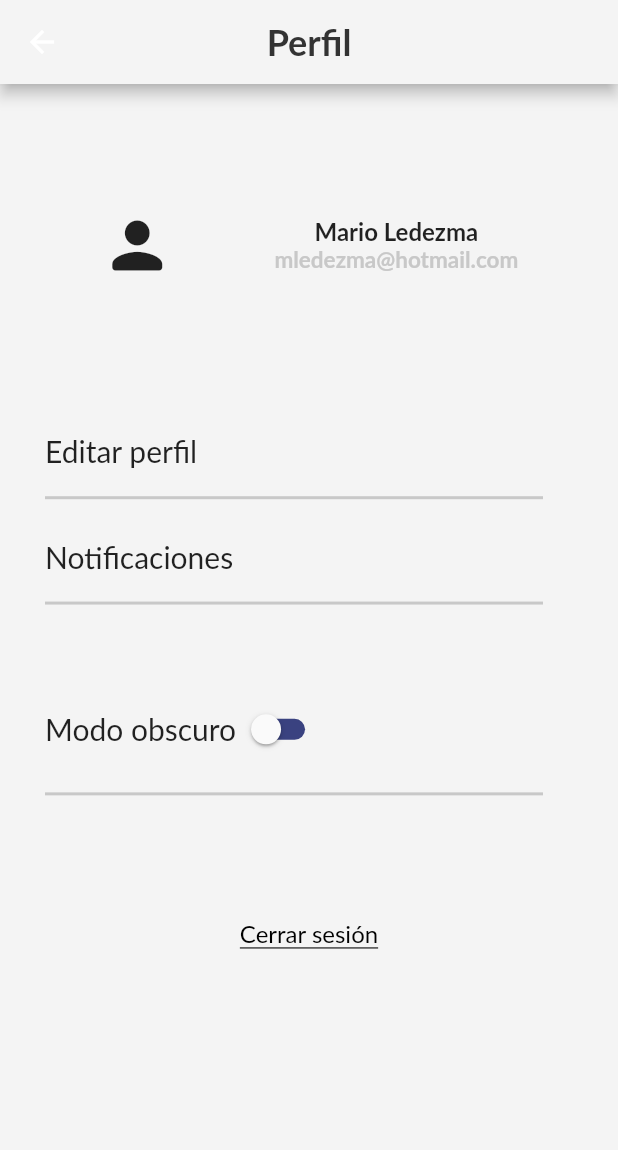
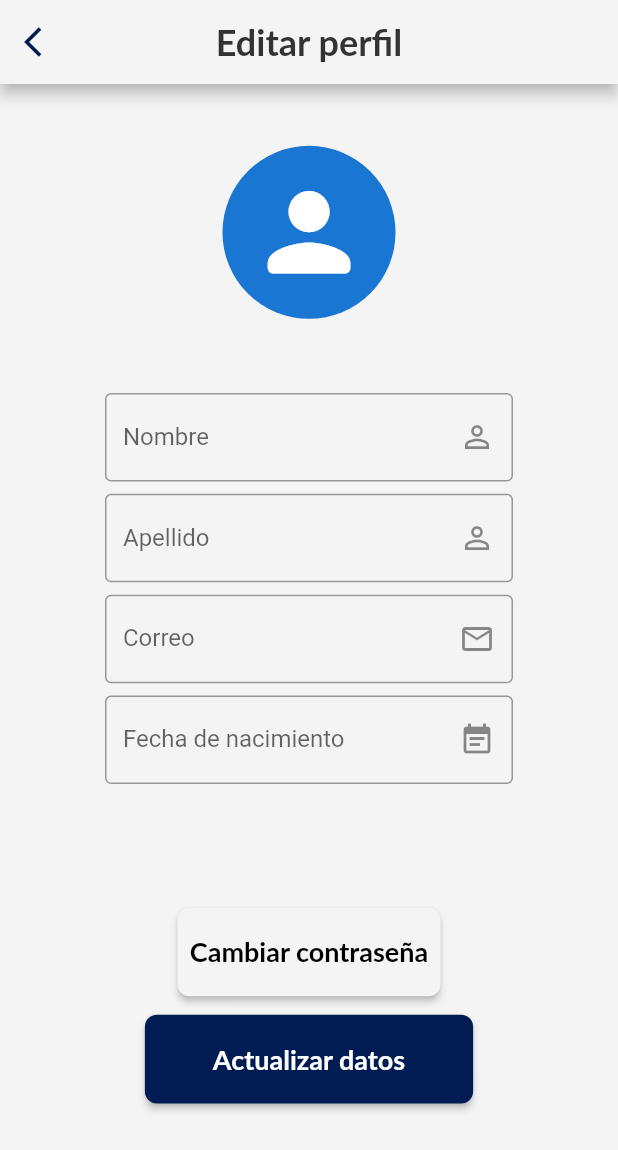
Before and after one commit to FERCKOO/soccer_management, a Flutter app: the PorfilePage screen opened by its route, after a tap on "Editar perfil", on a phone screen of 412 x 824 dp. Shown: the top 1150 px of the screen. Run offline on Flutter 3.47's test engine with Material 2 defaults, Android fonts, the phone set to English and light mode, and no system bars; drawn by our look-alikes of date_field; our stand-ins replace awesome_dialog; missing offline and left inert: horizontal_calendar; Roboto replaces fonts that are missing (Lato).

Commit message:
Pantalla editar perfil

```diff
--- a/lib/Screens/changePass.dart
+++ b/lib/Screens/changePass.dart
@@ -1,12 +1,12 @@
 import 'package:flutter/material.dart';
 import 'package:soccer_management/Screens/principal.dart';
-import 'package:soccer_management/router/routes.dart';
 
 class ChangePassPage extends StatelessWidget {
   static String id = 'ChangePassword_page';
 
   @override
   Widget build(BuildContext context) {
+    final sizeScreen = MediaQuery.of(context).size;
     return SafeArea(
         child: Scaffold(
       backgroundColor: Color(0xffF4F4F4),
@@ -100,9 +100,7 @@ Widget _buttonSingIn(BuildContext context) {
           fontWeight: FontWeight.bold,
           fontFamily: 'Lato'),
     ),
-    onPressed: () {
-      Navigator.of(context).pushNamed('${PrincipalPage.id}');
-    },
+    onPressed: () {},
   );
 }
 
--- /dev/null
+++ b/lib/Screens/editData.dart
@@ -0,0 +1,239 @@
+import 'package:date_field/date_field.dart';
+import 'package:flutter/material.dart';
+import 'package:soccer_management/Screens/changePass.dart';
+
+class EditDataPage extends StatelessWidget {
+  static String id = 'EditData_Page';
+
+  @override
+  Widget build(BuildContext context) {
+    final sizeScreen = MediaQuery.of(context).size;
+
+    return SafeArea(
+      child: Scaffold(
+        backgroundColor: const Color(0xffF4F4F4),
+        appBar: AppBar(
+          backgroundColor: const Color(0xffF4F4F4),
+          leading: IconButton(
+            color: const Color(0xFF011C53),
+            icon: const Icon(
+              Icons.arrow_back_ios,
+            ),
+            onPressed: () {
+              Navigator.pop(context);
+            },
+          ),
+          /*
+         * Texto de inicio sesion
+        */
+          title: const Text(
+            'Editar perfil',
+            textAlign: TextAlign.center,
+            style: TextStyle(
+              color: Color(0xFF333333),
+              fontSize: 24,
+              fontWeight: FontWeight.bold,
+              fontFamily: 'Lato',
+            ),
+          ),
+          centerTitle: true,
+        ),
+        body: Center(
+          child: Column(
+            mainAxisAlignment: MainAxisAlignment.start,
+            children: [
+              Container(
+                  padding: EdgeInsets.only(
+                      top: sizeScreen.height * .05,
+                      bottom: sizeScreen.height * .06),
+                  alignment: Alignment.topCenter,
+                  child: CircleAvatar(
+                    radius: sizeScreen.height * .07,
+                    child: Icon(
+                      Icons.person_rounded,
+                      size: sizeScreen.height * .1,
+                    ),
+                  )),
+              _textFieldName(),
+              SizedBox(height: sizeScreen.height * .01),
+              _textFieldLastName(),
+              SizedBox(height: sizeScreen.height * .01),
+              _textFieldEmail(),
+              SizedBox(height: sizeScreen.height * .01),
+              _formFieldDate(),
+              SizedBox(height: sizeScreen.height * .1),
+              _buttonChangePass(context, sizeScreen),
+              SizedBox(height: sizeScreen.height * .015),
+              _buttonUpdateData(context, sizeScreen),
+            ],
+          ),
+        ),
+      ),
+    );
+  }
+}
+
+/*
+ * Seccion de metodos y funciones
+*/
+Widget _buttonChangePass(BuildContext context, Size sizeScreen) {
+  return ElevatedButton(
+    style: ElevatedButton.styleFrom(
+      primary: const Color(0xffF4F4F4),
+      padding: EdgeInsets.symmetric(
+        horizontal: sizeScreen.width * .02,
+        vertical: sizeScreen.width * .045,
+      ),
+      shape: RoundedRectangleBorder(
+        borderRadius: BorderRadius.circular(8),
+      ),
+    ),
+    child: const Text(
+      'Cambiar contraseña',
+      style: TextStyle(
+          color: Colors.black,
+          fontSize: 18,
+          fontWeight: FontWeight.bold,
+          fontFamily: 'Lato'),
+    ),
+    onPressed: () {
+      Route route = MaterialPageRoute(builder: (bc) => ChangePassPage());
+      Navigator.of(context).push(route);
+    },
+  );
+}
+
+Widget _buttonUpdateData(BuildContext context, Size sizeScreen) {
+  return ElevatedButton(
+    style: ElevatedButton.styleFrom(
+      primary: const Color(0xFF011C53),
+      padding: EdgeInsets.symmetric(
+        horizontal: sizeScreen.width * .11,
+        vertical: sizeScreen.width * .045,
+      ),
+      shape: RoundedRectangleBorder(
+        borderRadius: BorderRadius.circular(8),
+      ),
+    ),
+    child: const Text(
+      'Actualizar datos',
+      style: TextStyle(
+          color: Colors.white,
+          fontSize: 18,
+          fontWeight: FontWeight.bold,
+          fontFamily: 'Lato'),
+    ),
+    onPressed: () {
+      Navigator.pop(context);
+    },
+  );
+}
+
+Widget _textFieldName() {
+  return _textFieldGeneral(
+    labelText: 'Nombre',
+    icon: Icons.person_outline,
+    hintText: 'Nombre',
+    onChanged: () {},
+  );
+}
+
+Widget _textFieldLastName() {
+  return _textFieldGeneral(
+    labelText: 'Apellido',
+    icon: Icons.person_outline,
+    hintText: 'Apellido',
+    onChanged: () {},
+  );
+}
+
+Widget _textFieldEmail() {
+  return _textFieldGeneral(
+    labelText: 'Correo',
+    icon: Icons.email_outlined,
+    hintText: 'example@hotmail.com',
+    onChanged: () {},
+  );
+}
+
+Widget _formFieldDate() {
+  return _formDateGeneral();
+}
+
+/**
+ * Clase generica de text labels
+ */
+class _textFieldGeneral extends StatefulWidget {
+  final String labelText; //Texto del label
+  final String? hintText; //Texto de muestra
+  final TextInputType? keyboardType;
+  final IconData icon;
+  final Function onChanged;
+  final bool obscureText;
+
+  const _textFieldGeneral({
+    required this.labelText,
+    this.hintText,
+    this.keyboardType,
+    required this.icon,
+    required this.onChanged,
+    this.obscureText = false,
+  });
+
+  @override
+  State<_textFieldGeneral> createState() => _textFieldGeneralState();
+}
+
+class _textFieldGeneralState extends State<_textFieldGeneral> {
+  @override
+  Widget build(BuildContext context) {
+    return Container(
+      margin: const EdgeInsets.symmetric(
+        horizontal: 70,
+      ),
+      child: TextField(
+        keyboardType: widget.keyboardType,
+        obscureText: widget.obscureText,
+        decoration: InputDecoration(
+          border: const OutlineInputBorder(),
+          suffixIcon: Icon(widget.icon),
+          labelText: '${widget.labelText}',
+          hintText: widget.hintText,
+        ),
+        onChanged: (value) {},
+      ),
+    );
+  }
+}
+
+// clase fecha de nacimiento
+class _formDateGeneral extends StatelessWidget {
+  @override
+  Widget build(BuildContext context) {
+    return Container(
+      margin: const EdgeInsets.symmetric(
+        horizontal: 70,
+      ),
+      child: Form(
+        child: Column(
+          children: <Widget>[
+            DateTimeFormField(
+              decoration: const InputDecoration(
+                hintStyle: TextStyle(color: Colors.black45),
+                errorStyle: TextStyle(color: Colors.redAccent),
+                border: OutlineInputBorder(),
+                suffixIcon: Icon(Icons.event_note),
+                labelText: 'Fecha de nacimiento',
+              ),
+              validator: (DateTime? e) =>
+                  (e?.day ?? 0) == 1 ? 'Please not the first day' : null,
+              onDateSelected: (DateTime value) {
+                print(value);
+              },
+            ),
+          ],
+        ),
+      ),
+    );
+  }
+}
--- a/lib/Screens/profile.dart
+++ b/lib/Screens/profile.dart
@@ -1,5 +1,6 @@
 import 'package:flutter/material.dart';
-import 'package:soccer_management/Screens/logIn.dart';
+import '../Screens/editData.dart';
+import '../Screens/logIn.dart';
 
 class PorfilePage extends StatelessWidget {
   static String id = 'Porfile_Page';
@@ -31,7 +32,7 @@ class PorfilePage extends StatelessWidget {
         body: Column(
           children: [
             SizedBox(
-              height: sizeScreen.height*.1,
+              height: sizeScreen.height * .1,
             ),
 
             /**
@@ -40,9 +41,9 @@ class PorfilePage extends StatelessWidget {
             Row(
               mainAxisAlignment: MainAxisAlignment.spaceEvenly,
               children: [
-                const Icon(
+                Icon(
                   Icons.person_rounded,
-                  size: 50,
+                  size: sizeScreen.width * .11,
                 ),
                 Column(
                   children: const [
@@ -65,7 +66,7 @@ class PorfilePage extends StatelessWidget {
                 ),
               ],
             ),
-            SizedBox(height: sizeScreen.height*.1),
+            SizedBox(height: sizeScreen.height * .1),
             /**
                * Detector de gestos para click en el container
                * Container con "editar perfil"
@@ -73,7 +74,8 @@ class PorfilePage extends StatelessWidget {
             GestureDetector(
               child: Container(
                 alignment: AlignmentDirectional.topStart,
-                margin: const EdgeInsetsDirectional.only(start: 30, end: 50),
+                margin: EdgeInsetsDirectional.only(
+                    start: sizeScreen.width * .05, end: sizeScreen.width * .09),
                 padding: const EdgeInsets.symmetric(
                   vertical: 18,
                 ),
@@ -92,10 +94,11 @@ class PorfilePage extends StatelessWidget {
                 ),
               ),
               onTap: () {
+                Navigator.pushNamed(context, '${EditDataPage.id}');
                 print('editar');
               },
             ),
-            SizedBox(height: sizeScreen.height*.01),
+            SizedBox(height: sizeScreen.height * .01),
             /**
                * Detector de gestos para click en el container
                * Container con "Notificaciones"
@@ -103,7 +106,8 @@ class PorfilePage extends StatelessWidget {
             GestureDetector(
               child: Container(
                 alignment: AlignmentDirectional.topStart,
-                margin: const EdgeInsetsDirectional.only(start: 30, end: 50),
+                margin: EdgeInsetsDirectional.only(
+                    start: sizeScreen.width * .05, end: sizeScreen.width * .09),
                 padding: const EdgeInsets.symmetric(vertical: 18),
                 decoration: const BoxDecoration(
                   border: Border(
@@ -123,13 +127,14 @@ class PorfilePage extends StatelessWidget {
                 print('Notificaciones');
               },
             ),
-            SizedBox(height: sizeScreen.height*.05),
+            SizedBox(height: sizeScreen.height * .05),
             /**
                * Container para el dark mode
                */
             Container(
               alignment: AlignmentDirectional.topStart,
-              margin: const EdgeInsetsDirectional.only(start: 30, end: 50),
+              margin: EdgeInsetsDirectional.only(
+                  start: sizeScreen.width * .05, end: sizeScreen.width * .09),
               padding: const EdgeInsets.symmetric(vertical: 18),
               decoration: const BoxDecoration(
                 border: Border(
@@ -150,7 +155,6 @@ class PorfilePage extends StatelessWidget {
                    * Switch para activar el dark mode
                   */
                   _switch()
-
                 ],
               ),
             ),
@@ -160,9 +164,7 @@ class PorfilePage extends StatelessWidget {
                  * en el texto de "Cerrar sesion"
                  */
             Container(
-              margin: EdgeInsetsDirectional.only(
-                top: sizeScreen.height*.1
-              ),
+              margin: EdgeInsetsDirectional.only(top: sizeScreen.height * .1),
               child: GestureDetector(
                 // Detecta alguna accion en texto
 
@@ -176,8 +178,8 @@ class PorfilePage extends StatelessWidget {
                   ),
                 ),
                 onTap: (() {
-                  Navigator.of(context)
-                  .pushNamedAndRemoveUntil('${LogInPage.id}', (Route<dynamic> route) => false);
+                  Navigator.of(context).pushNamedAndRemoveUntil(
+                      '${LogInPage.id}', (Route<dynamic> route) => false);
                 }),
               ),
             ),
--- a/lib/router/routes.dart
+++ b/lib/router/routes.dart
@@ -1,22 +1,24 @@
 import 'package:flutter/widgets.dart';
-import 'package:soccer_management/Screens/forgotpass.dart';
-import 'package:soccer_management/Screens/joinTeam.dart';
-import 'package:soccer_management/Screens/logIn.dart';
-import 'package:soccer_management/Screens/profile.dart';
+import 'package:soccer_management/Screens/changePass.dart';
+import '../Screens/editData.dart';
+import '../Screens/forgotpass.dart';
+import '../Screens/joinTeam.dart';
+import '../Screens/logIn.dart';
+import '../Screens/profile.dart';
 import '../bottom_drawer_layout.dart';
 import '../Screens/logup.dart';
-import '../Screens/notifications.dart';
 import '../Screens/calendar.dart';
 import '../Screens/principal.dart';
 
 var customRoutes = <String, WidgetBuilder>{
-  LayoutBottomNavigatorBar.id:(_) => LayoutBottomNavigatorBar(),
-
-  LogUpPage.id:(_)=> LogUpPage(),
-  LogInPage.id:(_)=> LogInPage(),
-  ForgotPassPage.id:(_)=> ForgotPassPage(),
-  PrincipalPage.id:(_) => PrincipalPage(),
-  CalendarPage.id:(_) => CalendarPage(),
-  JoinTeamPage.id:(_) => JoinTeamPage(),
-  PorfilePage.id:(_) => PorfilePage()
+  LayoutBottomNavigatorBar.id: (_) => const LayoutBottomNavigatorBar(),
+  LogUpPage.id: (_) => LogUpPage(),
+  LogInPage.id: (_) => LogInPage(),
+  ForgotPassPage.id: (_) => ForgotPassPage(),
+  PrincipalPage.id: (_) => PrincipalPage(),
+  CalendarPage.id: (_) => CalendarPage(),
+  JoinTeamPage.id: (_) => JoinTeamPage(),
+  PorfilePage.id: (_) => PorfilePage(),
+  EditDataPage.id: (_) => EditDataPage(),
+  ChangePassPage.id: (_) => ChangePassPage(),
 };
```
Also changed, not shown: lib/Screens/logIn.dart (+7 -15 lines), lib/Screens/logup.dart (+9 -15 lines), lib/Screens/principal.dart (+2 -9 lines), Pantallas app/Listo/Calendario liga.png (renamed from Pantallas app/Calendario liga.png), pubspec.lock.
